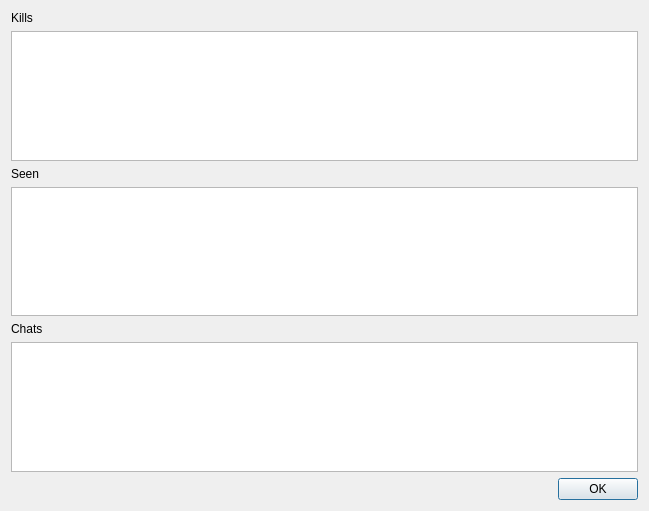
Before: the Qt Designer form beastiarydialog.ui in mrkite/TerraFirma, drawn with Qt 5.
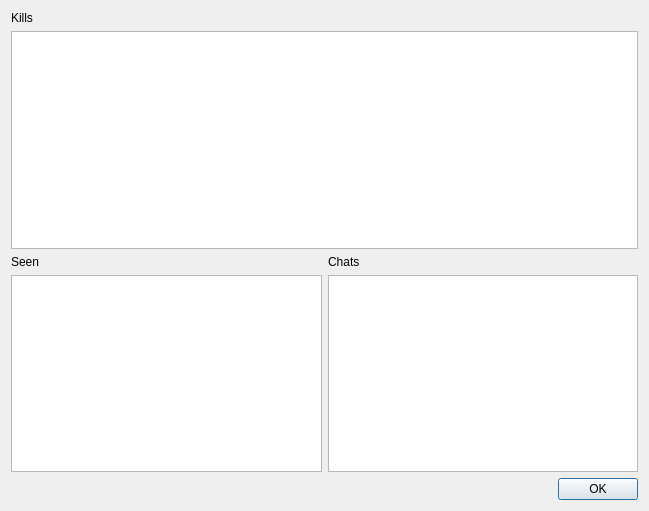
After: the same form once the commit is applied.

Diff of the .ui file:
```diff
--- a/beastiarydialog.ui
+++ b/beastiarydialog.ui
@@ -14,7 +14,17 @@
    <string>Beastiary</string>
   </property>
   <layout class="QGridLayout" name="gridLayout">
-   <item row="0" column="0">
+   <item row="2" column="0">
+    <widget class="QDialogButtonBox" name="buttonBox">
+     <property name="orientation">
+      <enum>Qt::Horizontal</enum>
+     </property>
+     <property name="standardButtons">
+      <set>QDialogButtonBox::Ok</set>
+     </property>
+    </widget>
+   </item>
+   <item row="1" column="0">
     <layout class="QVBoxLayout" name="verticalLayout">
      <item>
       <widget class="QLabel" name="label">
@@ -24,8 +34,28 @@
       </widget>
      </item>
      <item>
-      <widget class="QTableWidget" name="killsTable"/>
+      <widget class="QTableWidget" name="killsTable">
+       <property name="sortingEnabled">
+        <bool>true</bool>
+       </property>
+      </widget>
      </item>
+     <item>
+      <layout class="QHBoxLayout" name="horizontalLayout">
+       <property name="topMargin">
+        <number>0</number>
+       </property>
+       <property name="rightMargin">
+        <number>0</number>
+       </property>
+       <property name="bottomMargin">
+        <number>0</number>
+       </property>
+       <item>
+        <layout class="QVBoxLayout" name="verticalLayout_3">
+         <property name="topMargin">
+          <number>0</number>
+         </property>
      <item>
       <widget class="QLabel" name="label_2">
        <property name="text">
@@ -36,6 +66,16 @@
      <item>
       <widget class="QListWidget" name="seenList"/>
      </item>
+        </layout>
+       </item>
+       <item>
+        <layout class="QVBoxLayout" name="verticalLayout_6">
+         <property name="rightMargin">
+          <number>0</number>
+         </property>
+         <property name="bottomMargin">
+          <number>0</number>
+         </property>
      <item>
       <widget class="QLabel" name="label_3">
        <property name="text">
@@ -48,15 +88,9 @@
      </item>
     </layout>
    </item>
-   <item row="1" column="0">
-    <widget class="QDialogButtonBox" name="buttonBox">
-     <property name="orientation">
-      <enum>Qt::Horizontal</enum>
-     </property>
-     <property name="standardButtons">
-      <set>QDialogButtonBox::Ok</set>
-     </property>
-    </widget>
+      </layout>
+     </item>
+    </layout>
    </item>
   </layout>
  </widget>
```
Left out of the diff: 2 changed lines with no effect on the pictures. Lines whose indentation alone changed are shown as unchanged.
